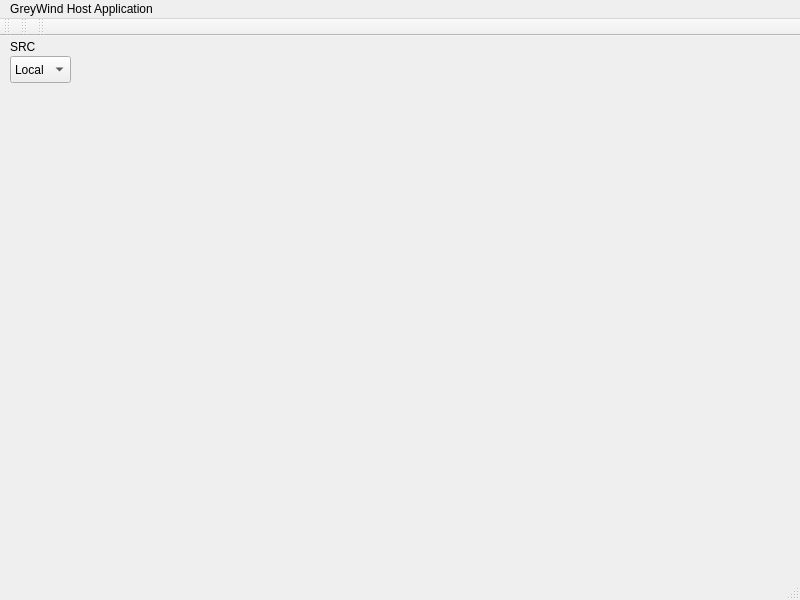
Above: HostApplication/mainwindow.ui from Nicobite/GreyWind before the change. Below: the same form after it.
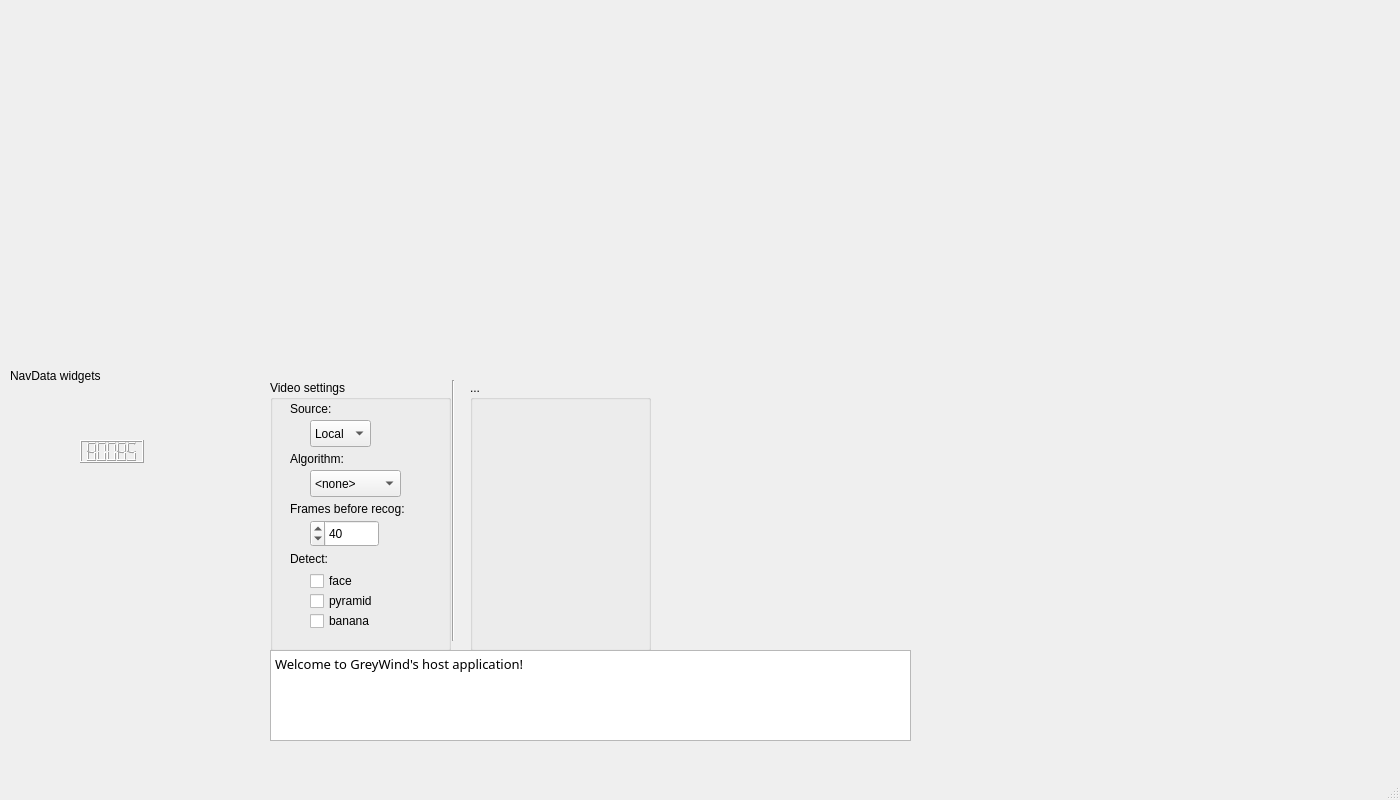
That is the form after the change. Custom widgets are drawn as their Qt base class.

```diff
--- a/HostApplication/mainwindow.ui
+++ b/HostApplication/mainwindow.ui
@@ -6,31 +6,37 @@
    <rect>
     <x>0</x>
     <y>0</y>
-    <width>800</width>
-    <height>600</height>
+    <width>1400</width>
+    <height>800</height>
    </rect>
   </property>
   <property name="minimumSize">
    <size>
-    <width>800</width>
-    <height>600</height>
+    <width>1400</width>
+    <height>800</height>
    </size>
   </property>
   <property name="maximumSize">
    <size>
-    <width>800</width>
+    <width>16777215</width>
     <height>16777215</height>
    </size>
   </property>
   <property name="windowTitle">
    <string>MainWindow</string>
   </property>
+  <property name="toolTip">
+   <string/>
+  </property>
+  <property name="toolButtonStyle">
+   <enum>Qt::ToolButtonIconOnly</enum>
+  </property>
   <widget class="QWidget" name="centralWidget">
    <widget class="VideoView" name="theFrame" native="true">
     <property name="geometry">
      <rect>
-      <x>10</x>
-      <y>60</y>
+      <x>270</x>
+      <y>10</y>
       <width>640</width>
       <height>360</height>
      </rect>
@@ -48,86 +54,313 @@
      </size>
     </property>
    </widget>
-   <widget class="QComboBox" name="srcSelect">
+   <widget class="QLabel" name="navDataLabel">
     <property name="geometry">
      <rect>
       <x>10</x>
-      <y>20</y>
-      <width>61</width>
-      <height>27</height>
+      <y>10</y>
+      <width>250</width>
+      <height>731</height>
      </rect>
     </property>
-    <item>
-     <property name="text">
-      <string>Local</string>
-     </property>
-    </item>
-    <item>
-     <property name="text">
-      <string>TCP</string>
-     </property>
-    </item>
-   </widget>
-   <widget class="QLabel" name="label_src">
-    <property name="geometry">
-     <rect>
-      <x>10</x>
-      <y>0</y>
-      <width>31</width>
-      <height>21</height>
-     </rect>
+    <property name="minimumSize">
+     <size>
+      <width>250</width>
+      <height>700</height>
+     </size>
+    </property>
+    <property name="maximumSize">
+     <size>
+      <width>16777215</width>
+      <height>16777215</height>
+     </size>
+    </property>
+    <property name="toolTip">
+     <string>&lt;html&gt;&lt;head/&gt;&lt;body&gt;&lt;p&gt;NabData Widgets&lt;/p&gt;&lt;/body&gt;&lt;/html&gt;</string>
     </property>
     <property name="text">
-     <string>SRC</string>
+     <string>NavData widgets</string>
+    </property>
+   </widget>
+   <widget class="QGroupBox" name="groupBox">
+    <property name="geometry">
+     <rect>
+      <x>270</x>
+      <y>380</y>
+      <width>181</width>
+      <height>271</height>
+     </rect>
+    </property>
+    <property name="title">
+     <string>Video settings</string>
+    </property>
+    <widget class="QLabel" name="label">
+     <property name="geometry">
+      <rect>
+       <x>20</x>
+       <y>20</y>
+       <width>67</width>
+       <height>17</height>
+      </rect>
+     </property>
+     <property name="text">
+      <string>Source:</string>
+     </property>
+    </widget>
+    <widget class="QComboBox" name="srcSelect">
+     <property name="geometry">
+      <rect>
+       <x>40</x>
+       <y>40</y>
+       <width>61</width>
+       <height>27</height>
+      </rect>
+     </property>
+     <item>
+      <property name="text">
+       <string>Local</string>
+      </property>
+     </item>
+     <item>
+      <property name="text">
+       <string>TCP</string>
+      </property>
+     </item>
+    </widget>
+    <widget class="QLabel" name="label_4">
+     <property name="geometry">
+      <rect>
+       <x>20</x>
+       <y>170</y>
+       <width>51</width>
+       <height>17</height>
+      </rect>
+     </property>
+     <property name="text">
+      <string>Detect:</string>
+     </property>
+    </widget>
+    <widget class="QComboBox" name="algSelect">
+     <property name="geometry">
+      <rect>
+       <x>40</x>
+       <y>90</y>
+       <width>91</width>
+       <height>27</height>
+      </rect>
+     </property>
+     <item>
+      <property name="text">
+       <string>&lt;none&gt;</string>
+      </property>
+     </item>
+     <item>
+      <property name="text">
+       <string>Haar</string>
+      </property>
+     </item>
+     <item>
+      <property name="text">
+       <string>...</string>
+      </property>
+     </item>
+    </widget>
+    <widget class="QDoubleSpinBox" name="framesB4Detect">
+     <property name="geometry">
+      <rect>
+       <x>40</x>
+       <y>140</y>
+       <width>69</width>
+       <height>27</height>
+      </rect>
+     </property>
+     <property name="toolTip">
+      <string notr="true" comment="WARNING: the lower the number, the greater the LAAAG">&lt;html&gt;&lt;head/&gt;&lt;body&gt;&lt;p&gt;WARNING: The lower the number, the heavier the LAAAG&lt;/p&gt;&lt;/body&gt;&lt;/html&gt;</string>
+     </property>
+     <property name="whatsThis">
+      <string>&lt;html&gt;&lt;head/&gt;&lt;body&gt;&lt;p&gt;rqsdfsfd&lt;/p&gt;&lt;/body&gt;&lt;/html&gt;</string>
+     </property>
+     <property name="layoutDirection">
+      <enum>Qt::RightToLeft</enum>
+     </property>
+     <property name="decimals">
+      <number>0</number>
+     </property>
+     <property name="value">
+      <double>40.000000000000000</double>
+     </property>
+    </widget>
+    <widget class="QLabel" name="label_2">
+     <property name="geometry">
+      <rect>
+       <x>20</x>
+       <y>70</y>
+       <width>91</width>
+       <height>17</height>
+      </rect>
+     </property>
+     <property name="text">
+      <string>Algorithm:</string>
+     </property>
+    </widget>
+    <widget class="QLabel" name="label_3">
+     <property name="geometry">
+      <rect>
+       <x>20</x>
+       <y>120</y>
+       <width>161</width>
+       <height>17</height>
+      </rect>
+     </property>
+     <property name="text">
+      <string>Frames before recog:</string>
+     </property>
+    </widget>
+    <widget class="QWidget" name="tasksCheckboxes" native="true">
+     <property name="geometry">
+      <rect>
+       <x>30</x>
+       <y>180</y>
+       <width>120</width>
+       <height>80</height>
+      </rect>
+     </property>
+     <widget class="QCheckBox" name="face">
+      <property name="geometry">
+       <rect>
+        <x>10</x>
+        <y>10</y>
+        <width>97</width>
+        <height>22</height>
+       </rect>
+      </property>
+      <property name="text">
+       <string>face</string>
+      </property>
+     </widget>
+     <widget class="QCheckBox" name="banana">
+      <property name="geometry">
+       <rect>
+        <x>10</x>
+        <y>50</y>
+        <width>97</width>
+        <height>22</height>
+       </rect>
+      </property>
+      <property name="text">
+       <string>banana</string>
+      </property>
+     </widget>
+     <widget class="QCheckBox" name="pyramid">
+      <property name="geometry">
+       <rect>
+        <x>10</x>
+        <y>30</y>
+        <width>97</width>
+        <height>22</height>
+       </rect>
+      </property>
+      <property name="text">
+       <string>pyramid</string>
+      </property>
+     </widget>
+    </widget>
+    <zorder>label</zorder>
+    <zorder>label</zorder>
+    <zorder>srcSelect</zorder>
+    <zorder>label_4</zorder>
+    <zorder>algSelect</zorder>
+    <zorder>framesB4Detect</zorder>
+    <zorder>label_2</zorder>
+    <zorder>label_3</zorder>
+    <zorder>tasksCheckboxes</zorder>
+   </widget>
+   <widget class="QGroupBox" name="groupBox_2">
+    <property name="geometry">
+     <rect>
+      <x>470</x>
+      <y>380</y>
+      <width>181</width>
+      <height>271</height>
+     </rect>
+    </property>
+    <property name="title">
+     <string>...</string>
+    </property>
+   </widget>
+   <widget class="Line" name="line">
+    <property name="geometry">
+     <rect>
+      <x>443</x>
+      <y>380</y>
+      <width>20</width>
+      <height>261</height>
+     </rect>
+    </property>
+    <property name="orientation">
+     <enum>Qt::Vertical</enum>
+    </property>
+   </widget>
+   <widget class="QLCDNumber" name="lcdNumber">
+    <property name="geometry">
+     <rect>
+      <x>80</x>
+      <y>440</y>
+      <width>64</width>
+      <height>23</height>
+     </rect>
+    </property>
+    <property name="value" stdset="0">
+     <double>80085.000000000000000</double>
+    </property>
+   </widget>
+   <widget class="QPlainTextEdit" name="cuteConsole">
+    <property name="geometry">
+     <rect>
+      <x>270</x>
+      <y>650</y>
+      <width>641</width>
+      <height>91</height>
+     </rect>
+    </property>
+    <property name="font">
+     <font>
+      <family>Courier 10 Pitch</family>
+      <pointsize>10</pointsize>
+      <weight>50</weight>
+      <bold>false</bold>
+     </font>
+    </property>
+    <property name="autoFillBackground">
+     <bool>true</bool>
+    </property>
+    <property name="frameShape">
+     <enum>QFrame::StyledPanel</enum>
+    </property>
+    <property name="frameShadow">
+     <enum>QFrame::Sunken</enum>
+    </property>
+    <property name="readOnly">
+     <bool>true</bool>
+    </property>
+    <property name="plainText">
+     <string>Welcome to GreyWind's host application!</string>
+    </property>
+    <property name="backgroundVisible">
+     <bool>false</bool>
     </property>
    </widget>
   </widget>
   <widget class="QStatusBar" name="statusBar"/>
-  <widget class="QToolBar" name="toolBar">
-   <property name="windowTitle">
-    <string>toolBar</string>
-   </property>
-   <attribute name="toolBarArea">
-    <enum>TopToolBarArea</enum>
-   </attribute>
-   <attribute name="toolBarBreak">
-    <bool>false</bool>
-   </attribute>
-  </widget>
-  <widget class="QToolBar" name="mainToolBar">
-   <attribute name="toolBarArea">
-    <enum>TopToolBarArea</enum>
-   </attribute>
-   <attribute name="toolBarBreak">
-    <bool>false</bool>
-   </attribute>
-  </widget>
   <widget class="QMenuBar" name="menuBar">
    <property name="geometry">
     <rect>
      <x>0</x>
      <y>0</y>
-     <width>800</width>
+     <width>1400</width>
      <height>25</height>
     </rect>
    </property>
-   <widget class="QMenu" name="menuGreyWind_Host_Application">
-    <property name="title">
-     <string>GreyWind Host Application</string>
-    </property>
-   </widget>
-   <addaction name="menuGreyWind_Host_Application"/>
-  </widget>
-  <widget class="QToolBar" name="toolBar_2">
-   <property name="windowTitle">
-    <string>toolBar_2</string>
-   </property>
-   <attribute name="toolBarArea">
-    <enum>TopToolBarArea</enum>
-   </attribute>
-   <attribute name="toolBarBreak">
-    <bool>false</bool>
-   </attribute>
   </widget>
  </widget>
  <layoutdefault spacing="6" margin="11"/>
```
Left out of the diff: 22 changed lines with no effect on the pictures.
